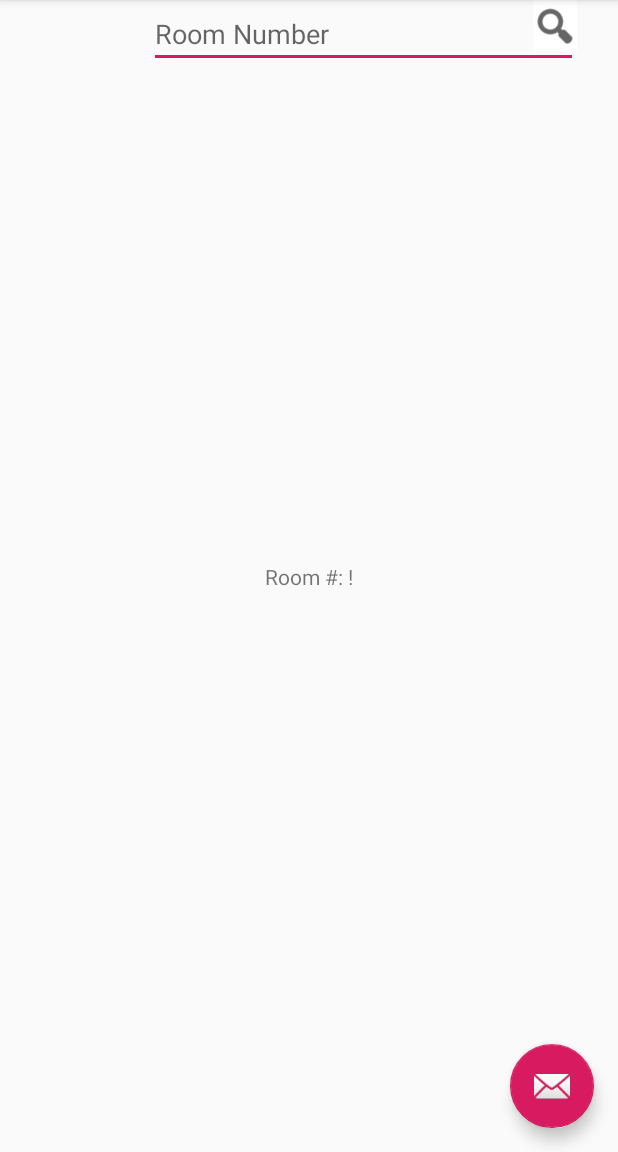
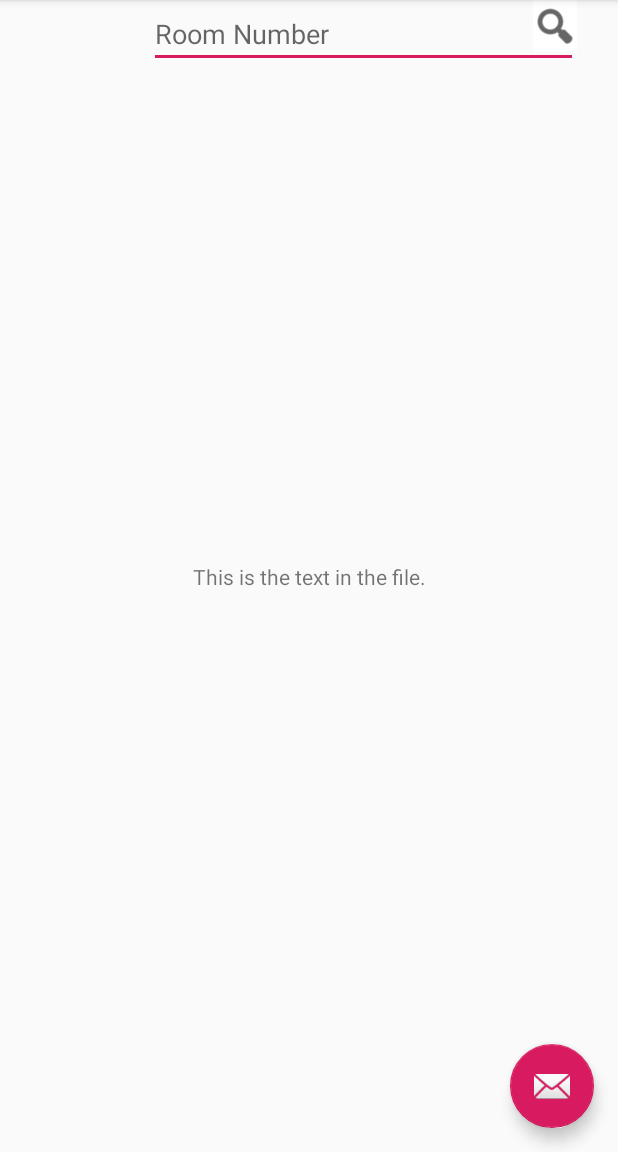
Before and after one commit to lauragracie/Laura-Mason-ISU, an Android app: the screen it shows after launch (MainActivity), after a tap on an icon or button, on a phone screen of 412 x 824 dp, the part 84-1236 px from its top. Run offline under Robolectric (Android 15) with nearby library versions, the phone set to English and light mode, and no system bars.

Commit message:
Debugged function for reading in text from a file.

```diff
--- /dev/null
+++ b/Android Practice/app/src/main/assets/RoomDatabase.txt
@@ -0,0 +1,2 @@
+This is the text in the file.
+This shouldn't pop up.
--- a/Android Practice/app/src/main/java/com/example/myapplication/MainActivity.java
+++ b/Android Practice/app/src/main/java/com/example/myapplication/MainActivity.java
@@ -1,6 +1,7 @@
 package com.example.myapplication;
 
 import android.content.Context;
+import android.content.res.AssetManager;
 import android.os.Bundle;
 import com.google.android.material.floatingactionbutton.FloatingActionButton;
 import com.google.android.material.snackbar.Snackbar;
@@ -27,6 +28,9 @@ public class MainActivity extends AppCompatActivity {
     ImageButton searchButton;
     EditText searchBar;
     TextView mText;
+    Context thisContext;
+    AssetManager assetManager;
+
 
     @Override
     protected void onCreate(Bundle savedInstanceState) {
@@ -43,7 +47,9 @@ public class MainActivity extends AppCompatActivity {
             public void onClick(View view){
                 searchBar = (EditText)findViewById(R.id.searchBar);
                 mText = (TextView)findViewById(R.id.mText);
-                mText.setText("Room #: " +searchBar.getText().toString()+"!");
+                //mText.setText("Room #: " +searchBar.getText().toString()+"!");
+                mText.setText(readFromFile(getApplicationContext()));
+                mText.setText(readFromFile(getApplicationContext()));
             }
         });
 
@@ -56,14 +62,15 @@ public class MainActivity extends AppCompatActivity {
         });
     }
 
-    private String
+    private String readFromFile(Context context) {
 
-    readFromFile(Context context) {
-
+        this.thisContext = context;
+        assetManager = getAssets();
         String ret = "";
 
         try {
-            InputStream inputStream = context.openFileInput("RoomDatabase.txt");
+            InputStream inputStream = assetManager.open("RoomDatabase.txt");
+            //InputStream inputStream = context.openFileInput("RoomDatabase.txt");
 
             if ( inputStream != null ) {
                 InputStreamReader inputStreamReader = new InputStreamReader(inputStream);
@@ -71,9 +78,12 @@ public class MainActivity extends AppCompatActivity {
                 String receiveString = "";
                 StringBuilder stringBuilder = new StringBuilder();
 
-                while ( (receiveString = bufferedReader.readLine()) != null ) {
+                if((receiveString = bufferedReader.readLine()) != null ){
                     stringBuilder.append(receiveString);
                 }
+                /*while ( (receiveString = bufferedReader.readLine()) != null ) {
+                    stringBuilder.append(receiveString).append("\n");
+                }*/
 
                 inputStream.close();
                 ret = stringBuilder.toString();
```
Also changed, not shown: 1 other file.
